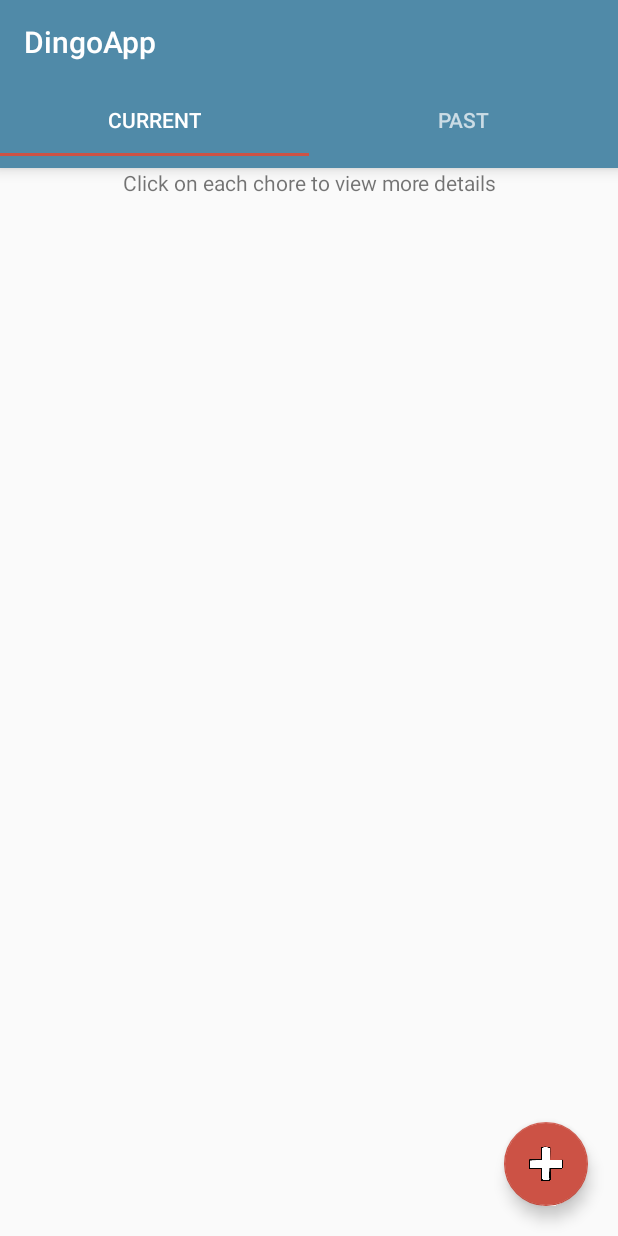
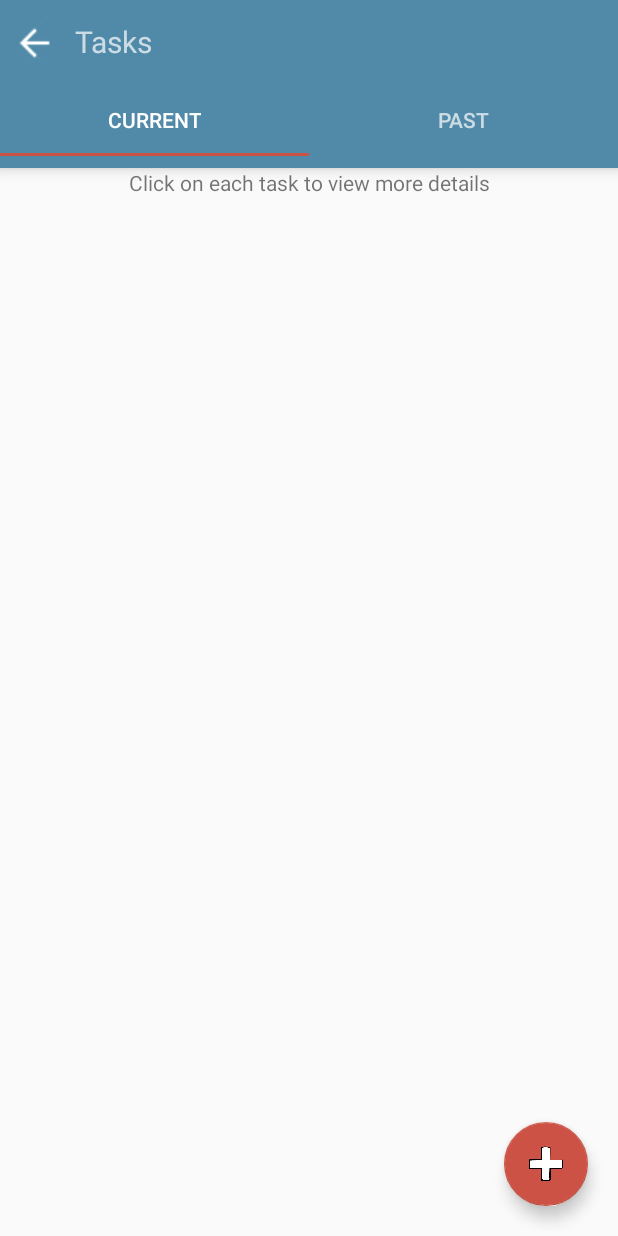
Before and after one commit to DingoEnterprises/Dingo, an Android app: the CurrentTaskListFragment screen opened directly, with no data from a screen before it, on a phone screen of 412 x 824 dp. Run offline under Robolectric (Android 15) with nearby library versions, the phone set to English and light mode, and no system bars.

Commit message:
added back button and other items to update task dialog
just as the summary suggests ^

```diff
--- a/app/src/main/java/com/example/dingo/dingoapp/MainTaskActivity.java
+++ b/app/src/main/java/com/example/dingo/dingoapp/MainTaskActivity.java
@@ -7,6 +7,7 @@ import android.support.v7.app.AppCompatActivity;
 import android.support.v7.widget.Toolbar;
 import android.view.Menu;
 import android.view.MenuItem;
+import android.widget.Spinner;
 
 
 public class MainTaskActivity extends AppCompatActivity {
@@ -22,7 +23,6 @@ public class MainTaskActivity extends AppCompatActivity {
         tabLayout.addTab(tabLayout.newTab().setText("Current"));
         tabLayout.addTab(tabLayout.newTab().setText("Past"));
         tabLayout.setTabGravity(TabLayout.GRAVITY_FILL);
-
         final ViewPager viewPager = (ViewPager) findViewById(R.id.pager);
         final FixedTabsPagerAdapter adapter = new FixedTabsPagerAdapter
                 (getSupportFragmentManager(), tabLayout.getTabCount());
--- a/app/src/main/res/layout/activity_task_list.xml
+++ b/app/src/main/res/layout/activity_task_list.xml
@@ -14,11 +14,41 @@
         android:layout_height="wrap_content"
         android:layout_alignParentTop="true"
         android:background="?attr/colorPrimary"
+        app:contentInsetLeft="0dp"
+        app:contentInsetStart="0dp"
         android:elevation="6dp"
         android:minHeight="?attr/actionBarSize"
         android:theme="@style/ThemeOverlay.AppCompat.Dark.ActionBar"
-        app:popupTheme="@style/ThemeOverlay.AppCompat.Light"/>
+        app:popupTheme="@style/ThemeOverlay.AppCompat.Light">
+        <LinearLayout
+            android:layout_width="match_parent"
+            android:layout_height="wrap_content"
+            >
 
+            <ImageButton
+                android:layout_width="50dp"
+                android:layout_height="50dp"
+                android:background="@null"
+
+                android:src="@drawable/icarrowback"
+                app:srcCompat="?android:attr/homeAsUpIndicator" />
+
+            <LinearLayout
+                android:layout_width="match_parent"
+                android:layout_height="match_parent"
+                android:gravity="center"
+                android:orientation="vertical">
+
+                <TextView
+                    android:layout_width="match_parent"
+                    android:layout_height="wrap_content"
+
+                    android:text="Tasks"
+                    android:textSize="20dp" />
+            </LinearLayout>
+
+        </LinearLayout>
+    </android.support.v7.widget.Toolbar>
     <android.support.design.widget.TabLayout
         android:id="@+id/tab_layout"
         android:layout_width="match_parent"
--- a/app/src/main/res/layout/fragment_current_task_list2.xml
+++ b/app/src/main/res/layout/fragment_current_task_list2.xml
@@ -10,7 +10,7 @@
         android:id="@+id/textView"
         android:layout_width="match_parent"
         android:layout_height="wrap_content"
-        android:text="Click on each chore to view more details"
+        android:text="Click on each task to view more details"
         android:textAlignment="center"
         />
 
--- a/app/src/main/res/layout/fragment_past_task_list.xml
+++ b/app/src/main/res/layout/fragment_past_task_list.xml
@@ -10,7 +10,7 @@
         android:id="@+id/textView"
         android:layout_width="match_parent"
         android:layout_height="wrap_content"
-        android:text="Click on each chore to view more details"
+        android:text="Click on each task to view more details"
         android:textAlignment="center"
         />
 
--- a/app/src/main/res/values/strings.xml
+++ b/app/src/main/res/values/strings.xml
@@ -16,4 +16,9 @@
 
     <!-- TODO: Remove or change this placeholder text -->
     <string name="hello_blank_fragment">Hello blank fragment</string>
+    <string-array name="array_name" >
+        <item>Not Started</item>
+        <item>In Progress</item>
+        <item>Complete</item>
+    </string-array>
 </resources>
```
Also changed, not shown: app/src/main/res/layout/update_task_dialog.xml (+87 -32 lines), app/src/main/res/drawable/icarrowback.png (added).
